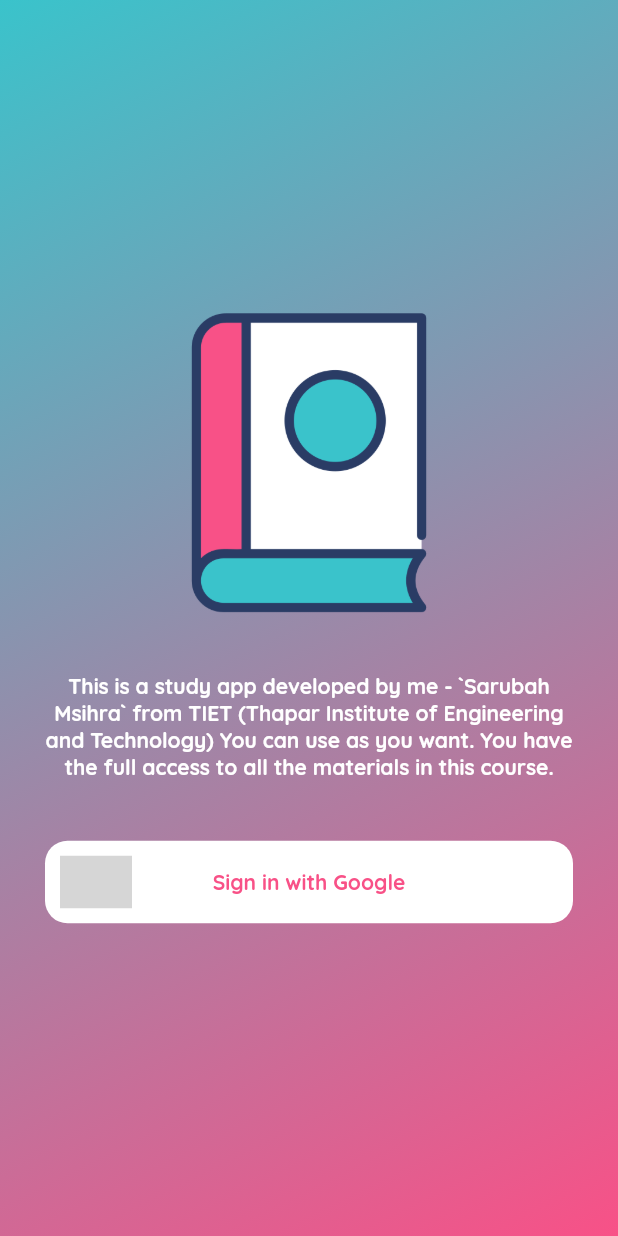
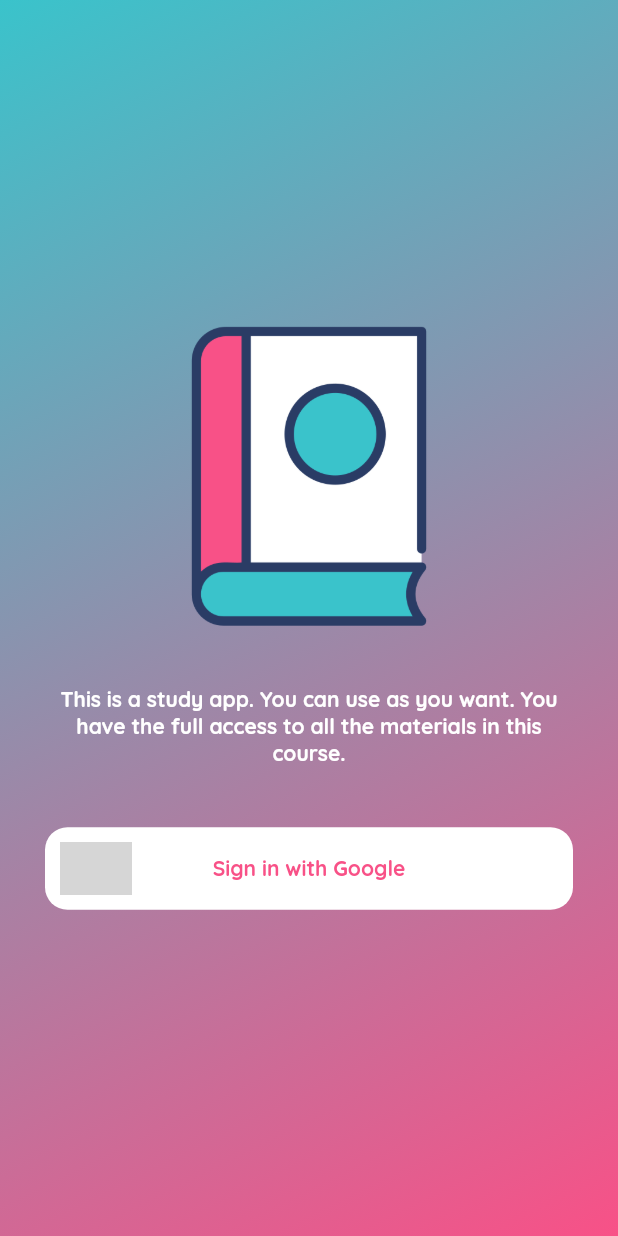
Before and after one commit to ShubhamGupta2701/Study_app, a Flutter app: the LoginScreen screen opened by its route, on a phone screen of 412 x 824 dp. Run offline on Flutter 3.47's test engine with Material 2 defaults, Android fonts, the phone set to English and light mode, and no system bars; our stand-ins replace cached_network_image, cloud_firestore, firebase_auth, firebase_core, firebase_storage, flutter_svg and 7 more; missing offline and left inert: easy_separator; accounts and stored records are empty; project files that could hold a hidden picture were left out; grey boxes are pictures that could not be loaded.

Commit message:
Revert "update login screen"
This reverts commit 991fb7b72c62e474f8f5b158b7e7ad389782e512.

```diff
--- a/lib/screens/login/login_screen.dart
+++ b/lib/screens/login/login_screen.dart
@@ -30,7 +30,7 @@ class LoginScreen extends GetView<AuthController> {
             const Padding(
               padding: EdgeInsets.symmetric(vertical: 40),
               child: Text(
-                "This is a study app developed by me - `Sarubah Msihra` from TIET (Thapar Institute of Engineering and Technology) You can use as you want. You have the full access to all the materials in this course.",
+                "This is a study app. You can use as you want. You have the full access to all the materials in this course.",
                 style: TextStyle(
                     color: onSurfaceTextColor, fontWeight: FontWeight.bold),
                 textAlign: TextAlign.center,
```
